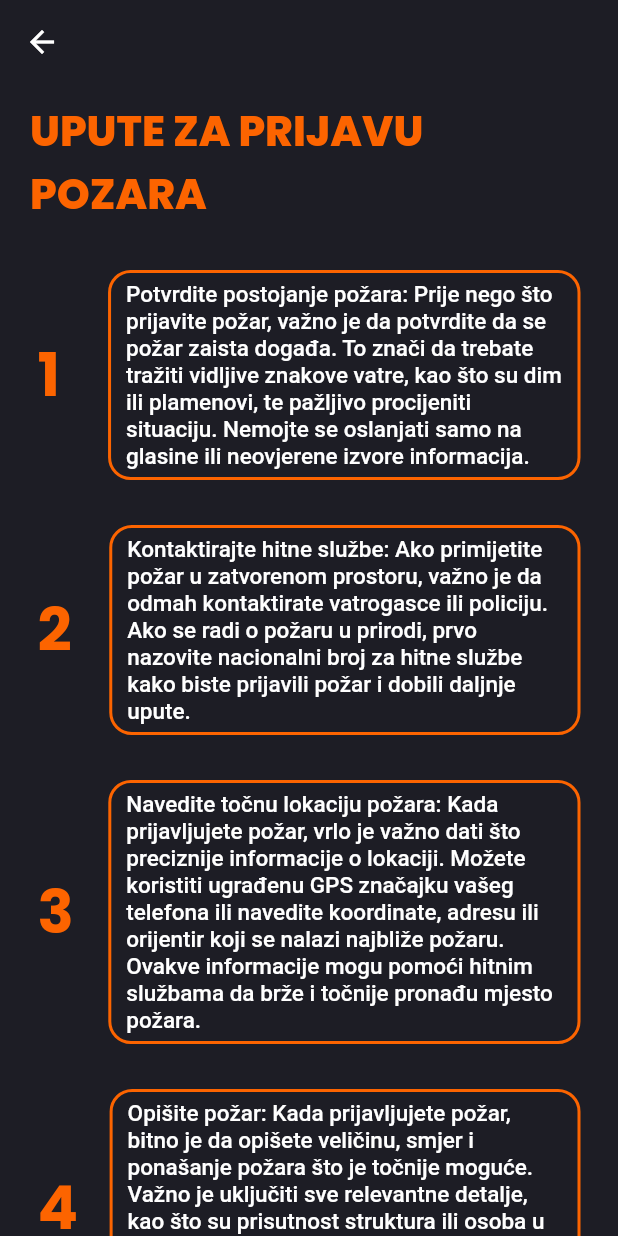
After one commit to hamzatuco/Flame-Finder, a Flutter app: the Upute screen opened directly, on a phone screen of 412 x 824 dp. The commit adds this screen. Run offline on Flutter 3.47's test engine with Material 2 defaults, Android fonts, the light colour scheme and no system bars; our stand-ins replace firebase_auth, firebase_core, fluttertoast, google_fonts, lottie; accounts and stored records are empty; network calls fail.

Commit message:
Splash screen i upute

```diff
--- a/lib/Pages/Dashboard.dart
+++ b/lib/Pages/Dashboard.dart
@@ -1,5 +1,5 @@
 // ignore_for_file: use_key_in_widget_constructors, file_names, avoid_print
-import 'package:flamefinder/Pages/PozarReport.dart';
+import 'package:flamefinder/Pages/PozarSplash.dart';
 import 'package:flutter/material.dart';
 import 'package:google_fonts/google_fonts.dart';
 
@@ -89,7 +89,8 @@ class _DashboardState extends State<Dashboard> {
                       backgroundColor: const Color(0xfffc6400),
                     ),
                     onPressed: () {
-                      MaterialPageRoute(builder: (context) => const Pozar());
+                      MaterialPageRoute(
+                          builder: (context) => const PozarSplash());
                     },
                     child: Row(
                       children: [
--- a/lib/Pages/Guest.dart
+++ b/lib/Pages/Guest.dart
@@ -1,7 +1,6 @@
 // ignore_for_file: use_key_in_widget_constructors, file_names, avoid_print
 import 'package:flamefinder/Pages/HomePage.dart';
-import 'package:flamefinder/Pages/Login.dart';
-import 'package:flamefinder/Pages/PozarReport.dart';
+import 'package:flamefinder/Pages/PozarSplash.dart';
 import 'package:flutter/material.dart';
 import 'package:google_fonts/google_fonts.dart';
 import 'package:fluttertoast/fluttertoast.dart';
@@ -121,7 +120,8 @@ class _GuestState extends State<Guest> {
                     onPressed: () {
                       Navigator.push(
                         context,
-                        MaterialPageRoute(builder: (context) => const Pozar()),
+                        MaterialPageRoute(
+                            builder: (context) => const PozarSplash()),
                       );
                     },
                     child: Row(
--- a/lib/Pages/PozarReport.dart
+++ b/lib/Pages/PozarSplash.dart
@@ -2,19 +2,20 @@
 import 'package:flamefinder/Pages/Dashboard.dart';
 import 'package:flamefinder/Pages/Guest.dart';
 import 'package:flamefinder/Pages/Login.dart';
+import 'package:flamefinder/Pages/Upute.dart';
 import 'package:flutter/material.dart';
 import 'package:google_fonts/google_fonts.dart';
 import 'package:lottie/lottie.dart';
 import 'package:fluttertoast/fluttertoast.dart';
 
-class Pozar extends StatefulWidget {
-  const Pozar({super.key});
+class PozarSplash extends StatefulWidget {
+  const PozarSplash({super.key});
 
   @override
-  State<Pozar> createState() => _PozarState();
+  State<PozarSplash> createState() => _PozarSplashState();
 }
 
-class _PozarState extends State<Pozar> {
+class _PozarSplashState extends State<PozarSplash> {
   bool _isChecked = false;
 
   @override
@@ -99,6 +100,14 @@ class _PozarState extends State<Pozar> {
 
                         Padding(
                           padding: const EdgeInsets.only(top: 15),
+                          child: GestureDetector(
+                            onTap: () {
+                              Navigator.push(
+                                context,
+                                MaterialPageRoute(
+                                    builder: (context) => const Upute()),
+                              );
+                            },
                             child: Text(
                               'Pogledajte upute za prijavu požara',
                               textAlign: TextAlign.center,
@@ -106,6 +115,7 @@ class _PozarState extends State<Pozar> {
                                 color: const Color(0xfffc6400),
                                 fontSize: 15,
                                 fontWeight: FontWeight.w600,
+                              ),
                             ),
                           ),
                         ),
--- /dev/null
+++ b/lib/Pages/Upute.dart
@@ -0,0 +1,286 @@
+// ignore_for_file: file_names, unused_import, sort_child_properties_last
+import 'package:flamefinder/Pages/Dashboard.dart';
+import 'package:flamefinder/Pages/Guest.dart';
+import 'package:flamefinder/Pages/Login.dart';
+import 'package:flutter/material.dart';
+import 'package:google_fonts/google_fonts.dart';
+import 'package:lottie/lottie.dart';
+import 'package:fluttertoast/fluttertoast.dart';
+
+class Upute extends StatefulWidget {
+  const Upute({super.key});
+
+  @override
+  State<Upute> createState() => _UputeState();
+}
+
+class _UputeState extends State<Upute> {
+  @override
+  Widget build(BuildContext context) {
+    return Scaffold(
+      backgroundColor: const Color(0xFF1D1D25),
+      appBar: AppBar(
+        elevation: 0,
+        backgroundColor: Colors.transparent,
+        leading: IconButton(
+          icon: const Icon(Icons.arrow_back),
+          onPressed: () {
+            Navigator.pop(context); // Navigate back to previous screen
+          },
+        ),
+      ),
+      body: SingleChildScrollView(
+        child: Column(
+          children: [
+            Padding(
+              padding: const EdgeInsets.fromLTRB(20, 10, 20, 0),
+              child: Align(
+                alignment: Alignment.centerLeft,
+                child: Text(
+                  'UPUTE ZA PRIJAVU POZARA',
+                  textAlign: TextAlign.left,
+                  style: GoogleFonts.poppins(
+                    color: const Color(0xfffc6400),
+                    fontSize: 28,
+                    fontWeight: FontWeight.w800,
+                  ),
+                ),
+              ),
+            ),
+            Row(
+              children: [
+                Padding(
+                  padding: const EdgeInsets.fromLTRB(25, 30, 32, 0),
+                  child: Text(
+                    '1',
+                    style: GoogleFonts.poppins(
+                      color: const Color(0xfffc6400),
+                      fontSize: 40,
+                      fontWeight: FontWeight.bold,
+                    ),
+                  ),
+                ),
+                Expanded(
+                  child: Padding(
+                    padding: const EdgeInsets.fromLTRB(0, 30, 25, 0),
+                    child: Container(
+                      decoration: BoxDecoration(
+                        border: Border.all(
+                            color: const Color(0xfffc6400), width: 2),
+                        borderRadius: BorderRadius.circular(15),
+                      ),
+                      child: const Padding(
+                        padding: EdgeInsets.fromLTRB(10, 5, 10, 5),
+                        child: Text(
+                          'Potvrdite postojanje požara: Prije nego što prijavite požar, važno je da potvrdite da se požar zaista događa. To znači da trebate tražiti vidljive znakove vatre, kao što su dim ili plamenovi, te pažljivo procijeniti situaciju. Nemojte se oslanjati samo na glasine ili neovjerene izvore informacija.',
+                          style: TextStyle(
+                            color: Colors.white,
+                            fontSize: 15,
+                            fontWeight: FontWeight.w500,
+                          ),
+                        ),
+                      ),
+                      width: null,
+                    ),
+                  ),
+                ),
+              ],
+            ),
+            Row(
+              children: [
+                Padding(
+                  padding: const EdgeInsets.fromLTRB(25, 30, 25, 0),
+                  child: Text(
+                    '2',
+                    style: GoogleFonts.poppins(
+                      color: const Color(0xfffc6400),
+                      fontSize: 40,
+                      fontWeight: FontWeight.bold,
+                    ),
+                  ),
+                ),
+                Expanded(
+                  child: Padding(
+                    padding: const EdgeInsets.fromLTRB(0, 30, 25, 0),
+                    child: Container(
+                      decoration: BoxDecoration(
+                        border: Border.all(
+                            color: const Color(0xfffc6400), width: 2),
+                        borderRadius: BorderRadius.circular(15),
+                      ),
+                      child: const Padding(
+                        padding: EdgeInsets.fromLTRB(10, 5, 10, 5),
+                        child: Text(
+                          'Kontaktirajte hitne službe: Ako primijetite požar u zatvorenom prostoru, važno je da odmah kontaktirate vatrogasce ili policiju. Ako se radi o požaru u prirodi, prvo nazovite nacionalni broj za hitne službe kako biste prijavili požar i dobili daljnje upute.',
+                          style: TextStyle(
+                            color: Colors.white,
+                            fontSize: 15,
+                            fontWeight: FontWeight.w500,
+                          ),
+                        ),
+                      ),
+                      width: null,
+                    ),
+                  ),
+                ),
+              ],
+            ),
+            Row(
+              children: [
+                Padding(
+                  padding: const EdgeInsets.fromLTRB(25, 30, 23, 0),
+                  child: Text(
+                    '3',
+                    style: GoogleFonts.poppins(
+                      color: const Color(0xfffc6400),
+                      fontSize: 40,
+                      fontWeight: FontWeight.bold,
+                    ),
+                  ),
+                ),
+                Expanded(
+                  child: Padding(
+                    padding: const EdgeInsets.fromLTRB(0, 30, 25, 0),
+                    child: Container(
+                      decoration: BoxDecoration(
+                        border: Border.all(
+                            color: const Color(0xfffc6400), width: 2),
+                        borderRadius: BorderRadius.circular(15),
+                      ),
+                      child: const Padding(
+                        padding: EdgeInsets.fromLTRB(10, 5, 10, 5),
+                        child: Text(
+                          'Navedite točnu lokaciju požara: Kada prijavljujete požar, vrlo je važno dati što preciznije informacije o lokaciji. Možete koristiti ugrađenu GPS značajku vašeg telefona ili navedite koordinate, adresu ili orijentir koji se nalazi najbliže požaru. Ovakve informacije mogu pomoći hitnim službama da brže i točnije pronađu mjesto požara.',
+                          style: TextStyle(
+                            color: Colors.white,
+                            fontSize: 15,
+                            fontWeight: FontWeight.w500,
+                          ),
+                        ),
+                      ),
+                      width: null,
+                    ),
+                  ),
+                ),
+              ],
+            ),
+            Row(
+              children: [
+                Padding(
+                  padding: const EdgeInsets.fromLTRB(25, 30, 21, 0),
+                  child: Text(
+                    '4',
+                    style: GoogleFonts.poppins(
+                      color: const Color(0xfffc6400),
+                      fontSize: 40,
+                      fontWeight: FontWeight.bold,
+                    ),
+                  ),
+                ),
+                Expanded(
+                  child: Padding(
+                    padding: const EdgeInsets.fromLTRB(0, 30, 25, 0),
+                    child: Container(
+                      decoration: BoxDecoration(
+                        border: Border.all(
+                            color: const Color(0xfffc6400), width: 2),
+                        borderRadius: BorderRadius.circular(15),
+                      ),
+                      child: const Padding(
+                        padding: EdgeInsets.fromLTRB(10, 5, 10, 5),
+                        child: Text(
+                          'Opišite požar: Kada prijavljujete požar, bitno je da opišete veličinu, smjer i ponašanje požara što je točnije moguće. Važno je uključiti sve relevantne detalje, kao što su prisutnost struktura ili osoba u opasnosti, što će pomoći hitnim službama da procijene situaciju i poduzmu odgovarajuće akcije.',
+                          style: TextStyle(
+                            color: Colors.white,
+                            fontSize: 15,
+                            fontWeight: FontWeight.w500,
+                          ),
+                        ),
+                      ),
+                      width: null,
+                    ),
+                  ),
+                ),
+              ],
+            ),
+            Row(
+              children: [
+                Padding(
+                  padding: const EdgeInsets.fromLTRB(25, 30, 22, 0),
+                  child: Text(
+                    '5',
+                    style: GoogleFonts.poppins(
+                      color: const Color(0xfffc6400),
+                      fontSize: 40,
+                      fontWeight: FontWeight.bold,
+                    ),
+                  ),
+                ),
+                Expanded(
+                  child: Padding(
+                    padding: const EdgeInsets.fromLTRB(0, 30, 25, 0),
+                    child: Container(
+                      decoration: BoxDecoration(
+                        border: Border.all(
+                            color: const Color(0xfffc6400), width: 2),
+                        borderRadius: BorderRadius.circular(15),
+                      ),
+                      child: const Padding(
+                        padding: EdgeInsets.fromLTRB(10, 5, 10, 5),
+                        child: Text(
+                          'Slijedite daljnje upute: Nakon što ste prijavili požar, važno je da slijedite daljnje upute koje vam daju hitne službe. To može uključivati evakuaciju iz zahvaćenog područja ili ostajanje na sigurnom mjestu dok hitne službe dolaze.',
+                          style: TextStyle(
+                            color: Colors.white,
+                            fontSize: 15,
+                            fontWeight: FontWeight.w500,
+                          ),
+                        ),
+                      ),
+                      width: null,
+                    ),
+                  ),
+                ),
+              ],
+            ),
+            Padding(
+              padding: const EdgeInsets.all(25.0),
+              child: Text(
+                'Uvijek imajte na umu da je brza i točna prijava požara ključna za zaštitu života i imovine. Stoga je važno pratiti ove upute i hitno prijaviti požar kada ga primijetite.',
+                textAlign: TextAlign.center,
+                style: GoogleFonts.poppins(
+                  color: Colors.white,
+                  fontSize: 16,
+                  fontWeight: FontWeight.w600,
+                ),
+              ),
+            ),
+            Padding(
+              padding: const EdgeInsets.fromLTRB(0, 20, 0, 50),
+              child: SizedBox(
+                width: 160,
+                height: 50,
+                child: ElevatedButton(
+                  style: ElevatedButton.styleFrom(
+                    backgroundColor: const Color(0xfffc6400),
+                  ),
+                  onPressed: () {
+                    Navigator.pop(context);
+                  },
+                  child: Text(
+                    'PROČITAO SAM',
+                    textAlign: TextAlign.center,
+                    style: GoogleFonts.poppins(
+                      color: Colors.white,
+                      fontSize: 15,
+                      fontWeight: FontWeight.w600,
+                    ),
+                  ),
+                ),
+              ),
+            ),
+          ],
+        ),
+      ),
+    );
+  }
+}
--- a/lib/main.dart
+++ b/lib/main.dart
@@ -1,5 +1,4 @@
 import 'package:flamefinder/Pages/HomePage.dart';
-import 'package:flamefinder/Pages/PozarReport.dart';
 import 'package:flutter/material.dart';
 
 void main() {
@@ -13,7 +12,7 @@ class MyApp extends StatelessWidget {
   @override
   Widget build(BuildContext context) {
     return const MaterialApp(
-      home: Pozar(),
+      home: HomePage(),
       debugShowCheckedModeBanner: false,
     );
   }
```
Lines whose indentation alone changed are shown as unchanged.
